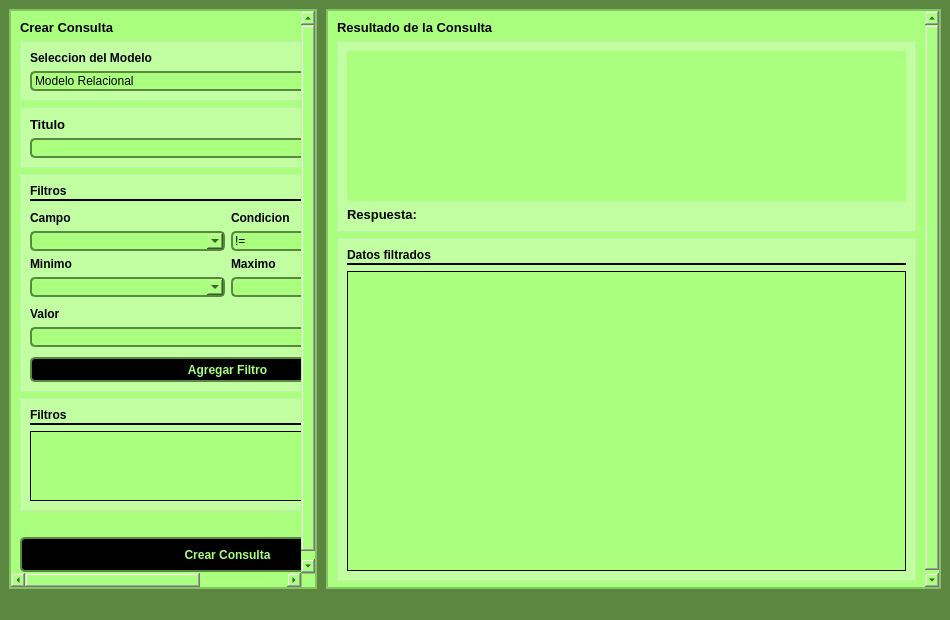
The window that Interfaz/interfaz.ui (Jpalacio98/DataBase-Advance) describes before a commit, drawn with Qt 5.
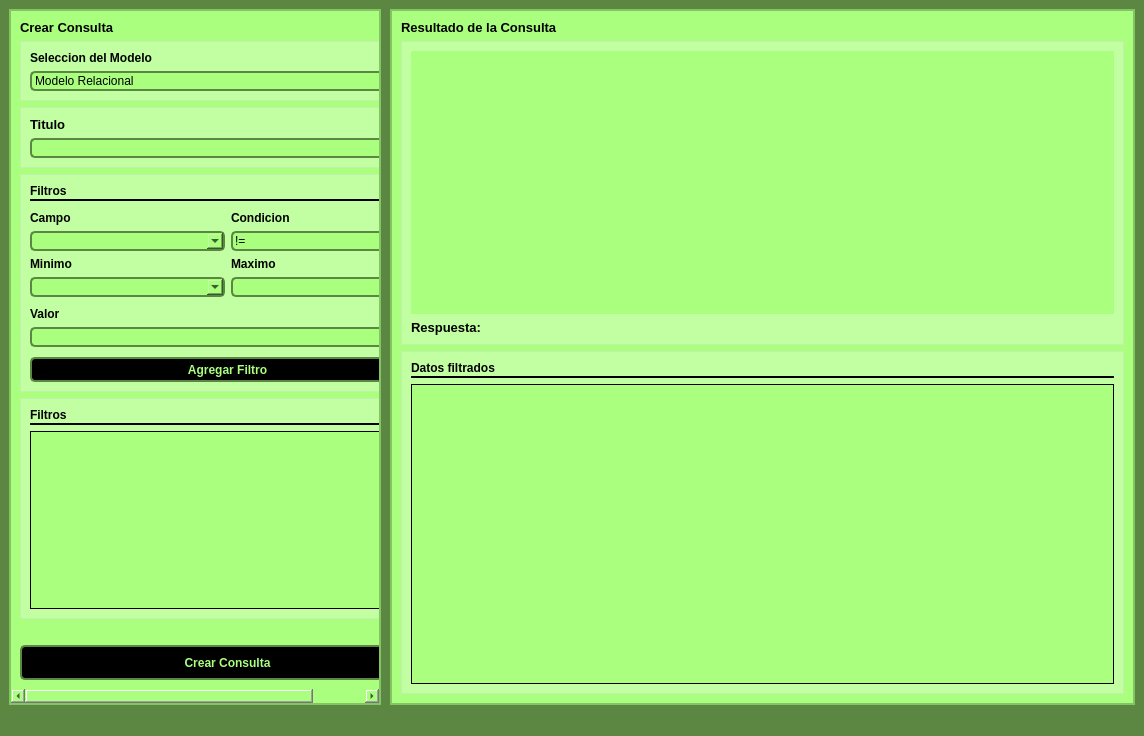
The same window after the commit.

Commit message: finalizando filtros

```diff
--- a/Interfaz/interfaz.ui
+++ b/Interfaz/interfaz.ui
@@ -6,8 +6,8 @@
    <rect>
     <x>0</x>
     <y>0</y>
-    <width>950</width>
-    <height>620</height>
+    <width>1144</width>
+    <height>736</height>
    </rect>
   </property>
   <property name="windowTitle">
@@ -94,9 +94,9 @@
           <property name="geometry">
            <rect>
             <x>0</x>
-            <y>-51</y>
+            <y>0</y>
             <width>412</width>
-            <height>611</height>
+            <height>676</height>
            </rect>
           </property>
           <layout class="QVBoxLayout" name="verticalLayout_9">
@@ -787,8 +787,8 @@
            <rect>
             <x>0</x>
             <y>0</y>
-            <width>594</width>
-            <height>589</height>
+            <width>741</width>
+            <height>693</height>
            </rect>
           </property>
           <layout class="QVBoxLayout" name="verticalLayout_17">
```
The commit also changes 1 other file.
